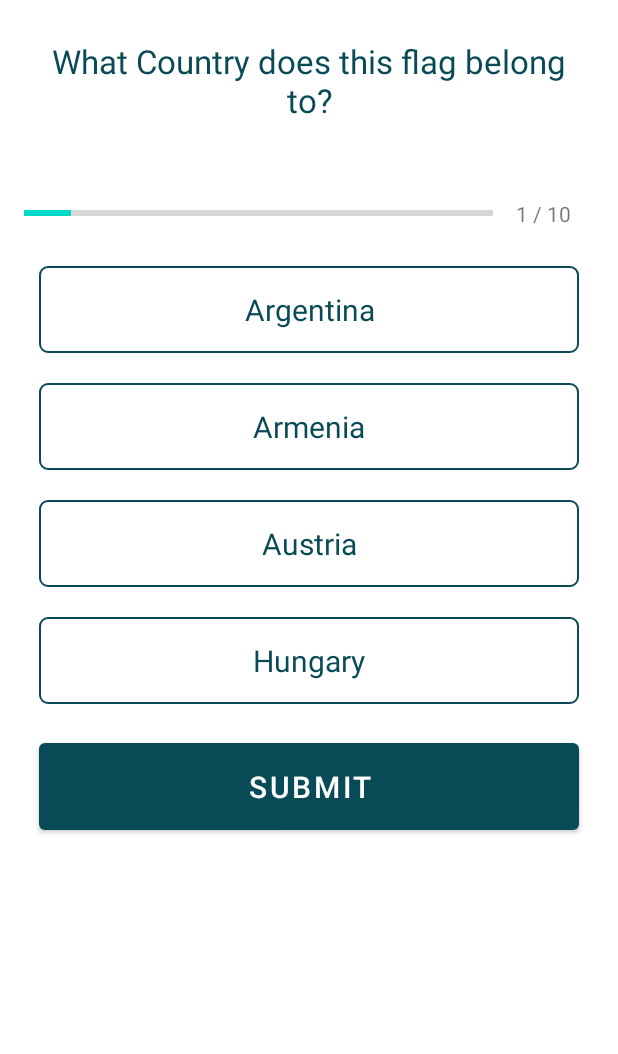
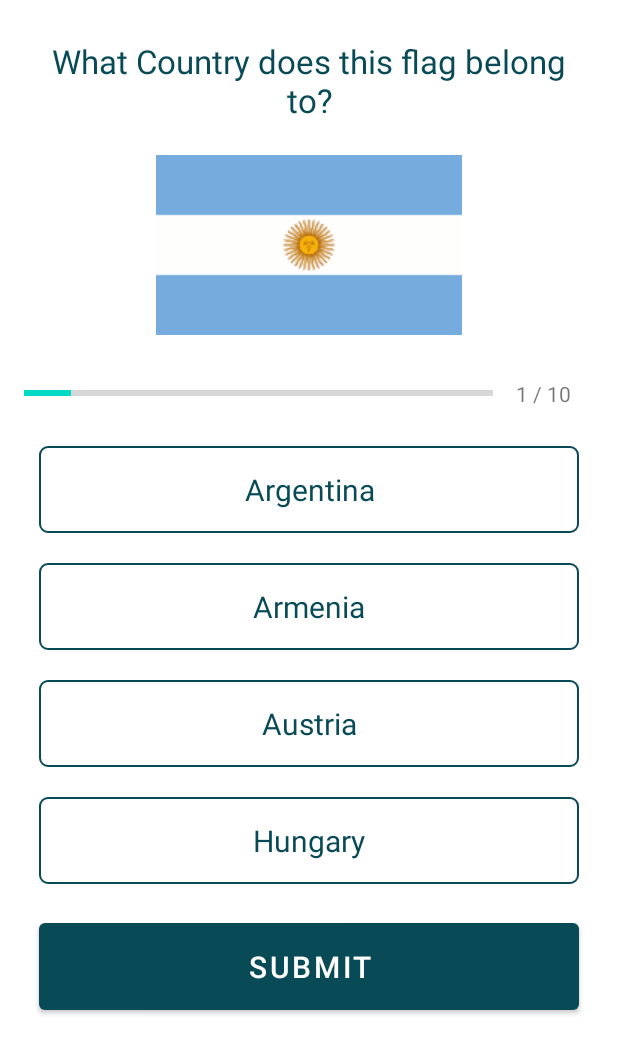
Before and after one commit to TCompton88/Quiz-App, an Android app: the QuizQuestionsActivity screen opened directly, with no data from a screen before it, on a phone screen of 412 x 824 dp. Shown: the top 1054 px of the screen. Run offline under Robolectric (Android 15) with nearby library versions, the phone set to English and light mode, and no system bars.

Commit message:
Full quesion UI setup and display completed

```diff
--- a/app/src/main/java/com/example/myapplication/QuizQuestionsActivity.kt
+++ b/app/src/main/java/com/example/myapplication/QuizQuestionsActivity.kt
@@ -1,5 +1,6 @@
 package com.example.myapplication
 
+import android.annotation.SuppressLint
 import androidx.appcompat.app.AppCompatActivity
 import android.os.Bundle
 import android.util.Log
@@ -19,6 +20,7 @@ class QuizQuestionsActivity : AppCompatActivity() {
     private var optionThree : TextView? = null
     private var optionFour : TextView? = null
 
+    @SuppressLint("SetTextI18n")
     override fun onCreate(savedInstanceState: Bundle?) {
         super.onCreate(savedInstanceState)
         setContentView(R.layout.activity_quiz_questions)
@@ -40,8 +42,9 @@ class QuizQuestionsActivity : AppCompatActivity() {
             Log.e("Questions", i.question)
         }
 
-        var currentPosition = 1
+        val currentPosition = 1
         val question : Question = questionsList[currentPosition - 1]
+        flagImage?.setImageResource(question.image)
         progressBar?.progress = currentPosition
         progressText?.text = "$currentPosition / ${progressBar?.max}"
         theQuestion?.text = question.question
```
